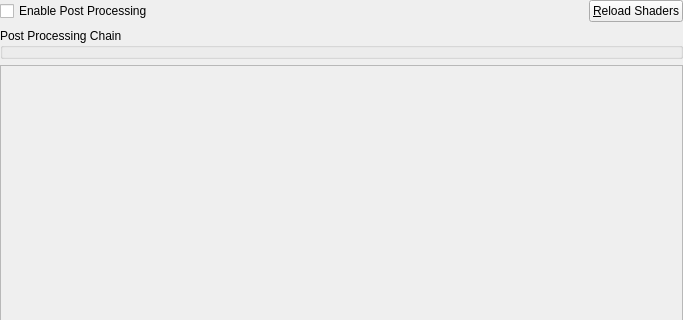
Old version of the form src/duckstation-qt/postprocessingsettingswidget.ui in the repository stenzek/duckstation; both pictures show x 0 to 683 and y 0 to 320 of the 683 by 514 pixel window.
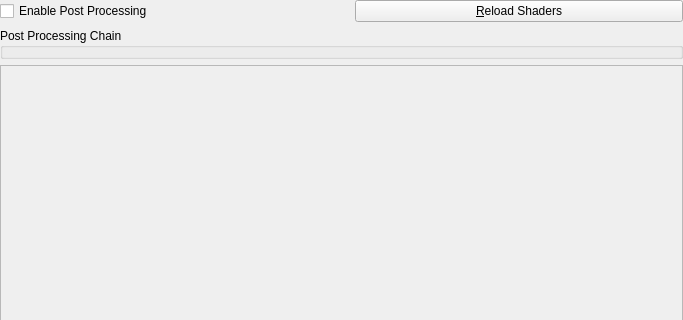
New version of the form. Icons and pictures are not drawn. Custom widgets are drawn as their Qt base class.

Commit message:
Fixed an issue about post-processing interface.
Fixed an issue where the window of post-processing suddenly jumped to the center after switching filters.

Patch:
```diff
--- a/src/duckstation-qt/postprocessingsettingswidget.ui
+++ b/src/duckstation-qt/postprocessingsettingswidget.ui
@@ -38,12 +38,12 @@
      <item>
       <spacer name="horizontalSpacer">
        <property name="orientation">
-        <enum>Qt::Horizontal</enum>
+      <enum>Qt::Vertical</enum>
        </property>
        <property name="sizeHint" stdset="0">
         <size>
-         <width>40</width>
-         <height>20</height>
+       <width>20</width>
+       <height>0</height>
         </size>
        </property>
       </spacer>
```
Left out of the diff: 2 changed lines with no effect on the pictures. Lines whose indentation alone changed are shown as unchanged.
